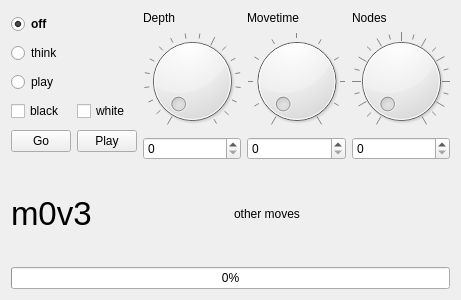
Old version of the form src/enginecontroller.ui in the repository Quocvuong82/chessboard.
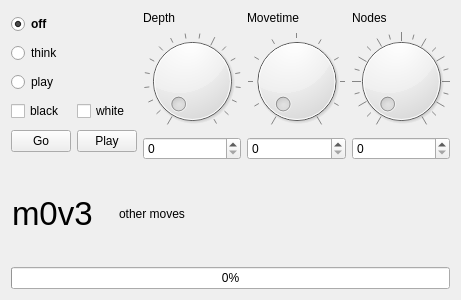
New version of the form.

What changed in the file:
```diff
--- a/src/enginecontroller.ui
+++ b/src/enginecontroller.ui
@@ -212,6 +212,12 @@
     <layout class="QHBoxLayout" name="horizontalLayout_2">
      <item>
       <widget class="QLabel" name="bestmove">
+       <property name="maximumSize">
+        <size>
+         <width>100</width>
+         <height>16777215</height>
+        </size>
+       </property>
        <property name="font">
         <font>
          <pointsize>25</pointsize>
@@ -226,6 +232,12 @@
      </item>
      <item>
       <widget class="QLabel" name="otherMoves">
+       <property name="maximumSize">
+        <size>
+         <width>330</width>
+         <height>16777215</height>
+        </size>
+       </property>
        <property name="text">
         <string>other moves</string>
        </property>
```
